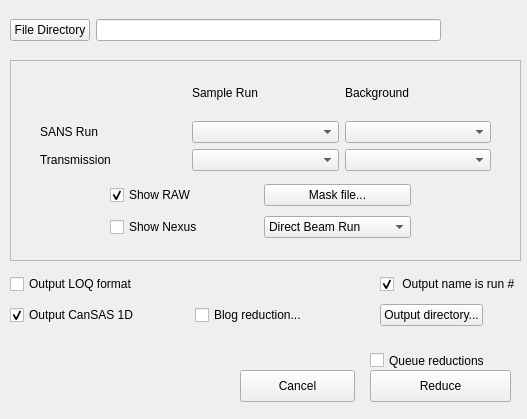
The window that sans-reduce-gui.ui (cameronneylon/mantid) describes before a commit, drawn with Qt 5.
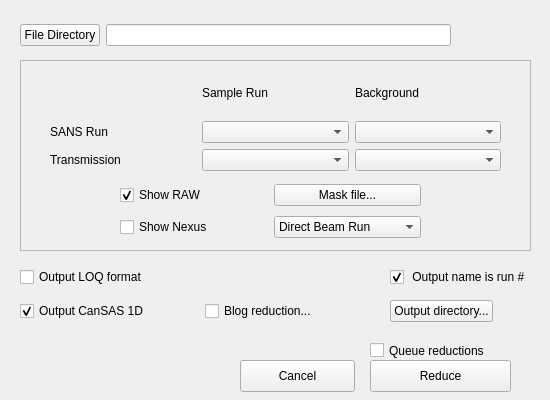
The same window after the commit.

```diff
--- a/sans-reduce-gui.ui
+++ b/sans-reduce-gui.ui
@@ -6,8 +6,8 @@
    <rect>
     <x>0</x>
     <y>0</y>
-    <width>527</width>
-    <height>419</height>
+    <width>550</width>
+    <height>400</height>
    </rect>
   </property>
   <property name="windowTitle">
@@ -16,10 +16,10 @@
   <widget class="QFrame" name="frame">
    <property name="geometry">
     <rect>
-     <x>10</x>
+     <x>20</x>
      <y>60</y>
      <width>511</width>
-     <height>201</height>
+     <height>191</height>
     </rect>
    </property>
    <property name="frameShape">
@@ -142,10 +142,10 @@
   <widget class="QWidget" name="horizontalLayoutWidget">
    <property name="geometry">
     <rect>
-     <x>10</x>
+     <x>20</x>
      <y>10</y>
      <width>431</width>
-     <height>41</height>
+     <height>51</height>
     </rect>
    </property>
    <layout class="QHBoxLayout" name="horizontalLayout">
@@ -165,7 +165,7 @@
    <property name="geometry">
     <rect>
      <x>370</x>
-     <y>370</y>
+     <y>360</y>
      <width>141</width>
      <height>32</height>
     </rect>
@@ -178,7 +178,7 @@
    <property name="geometry">
     <rect>
      <x>370</x>
-     <y>350</y>
+     <y>340</y>
      <width>141</width>
      <height>21</height>
     </rect>
@@ -187,13 +187,26 @@
     <string>Queue reductions</string>
    </property>
   </widget>
+  <widget class="QPushButton" name="cancelPushButton">
+   <property name="geometry">
+    <rect>
+     <x>240</x>
+     <y>360</y>
+     <width>115</width>
+     <height>32</height>
+    </rect>
+   </property>
+   <property name="text">
+    <string>Cancel</string>
+   </property>
+  </widget>
   <widget class="QWidget" name="gridLayoutWidget_3">
    <property name="geometry">
     <rect>
-     <x>10</x>
-     <y>270</y>
+     <x>20</x>
+     <y>260</y>
      <width>511</width>
-     <height>61</height>
+     <height>71</height>
     </rect>
    </property>
    <layout class="QGridLayout" name="gridLayout_3">
@@ -246,19 +259,6 @@
     </item>
    </layout>
   </widget>
-  <widget class="QPushButton" name="cancelPushButton">
-   <property name="geometry">
-    <rect>
-     <x>240</x>
-     <y>370</y>
-     <width>115</width>
-     <height>32</height>
-    </rect>
-   </property>
-   <property name="text">
-    <string>Cancel</string>
-   </property>
-  </widget>
  </widget>
  <resources/>
  <connections/>
```
Left out of the diff: 26 changed lines with no effect on the pictures.
